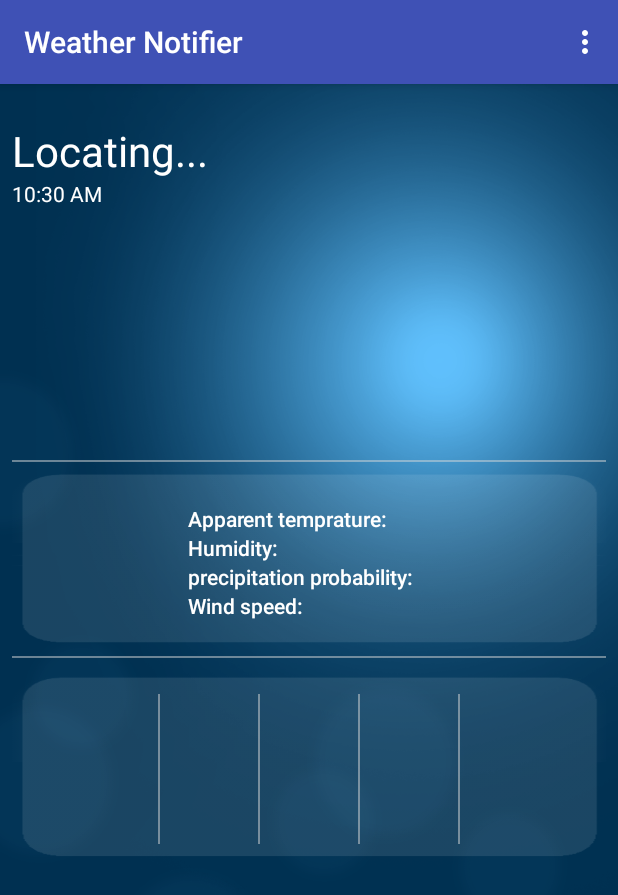
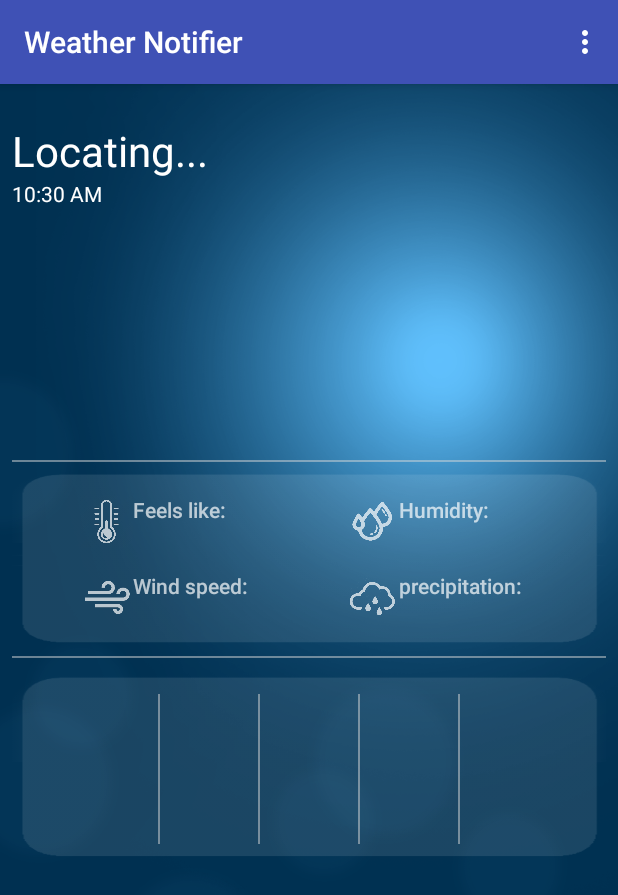
Before and after one commit to EtayP12/WeatherNotifier, an Android app: the screen it shows after launch (MainActivity), on a phone screen of 412 x 824 dp. Shown: the top 895 px of the screen. Run offline under Robolectric (Android 15) with nearby library versions, the phone set to English and light mode, and no system bars; libraries missing offline, so code that uses them is left out: com.johnhiott.darkskyandroidlib, retrofit.client; 3 statements that could not run were skipped.

Commit message:
version 1.6.2 data icons update

```diff
--- a/app/src/main/res/layout/alarm_alert_dialog_layout.xml
+++ b/app/src/main/res/layout/alarm_alert_dialog_layout.xml
@@ -40,7 +40,8 @@
         android:id="@+id/imageView2"
         android:layout_width="0dp"
         android:layout_height="5dp"
-        app:srcCompat="@color/cast_expanded_controller_text_color"
+        app:srcCompat="@color/wallet_bright_foreground_disabled_holo_light"
+        android:alpha="0.6"
         app:layout_constraintTop_toBottomOf="@+id/timePicker"
         android:layout_marginLeft="8dp"
         app:layout_constraintLeft_toLeftOf="parent"
--- a/app/src/main/res/layout/fragment_main.xml
+++ b/app/src/main/res/layout/fragment_main.xml
@@ -99,7 +99,7 @@
             </LinearLayout>
 
             <ImageView
-                android:id="@+id/imageView3"
+                android:id="@+id/screenLine1"
                 android:layout_width="match_parent"
                 android:layout_height="1dp"
                 android:layout_marginTop="48dp"
@@ -108,65 +108,140 @@
                 app:srcCompat="@color/wallet_bright_foreground_holo_dark" />
 
             <TableLayout
-                android:layout_width="match_parent"
+                android:layout_width="wrap_content"
                 android:layout_height="113dp"
                 android:layout_marginTop="8dp"
                 android:background="@drawable/databubble"
                 android:backgroundTint="#1AFFFFFF">
 
                 <TableRow
-                    android:layout_width="match_parent"
+                    android:layout_width="wrap_content"
                     android:layout_height="match_parent"
-                    android:layout_marginTop="20dp"
-                    android:gravity="center">
+                    android:layout_marginLeft="45dp"
+                    android:layout_marginRight="35dp"
+                    android:layout_marginTop="14dp"
+                    android:gravity="left">
+
+                    <ImageView
+                        android:id="@+id/imageView"
+                        android:layout_width="35dp"
+                        android:layout_height="35dp"
+                        android:alpha="0.7"
+                        app:srcCompat="@drawable/temp_data_icon" />
+
+                    <LinearLayout
+                        android:layout_width="wrap_content"
+                        android:layout_height="match_parent"
+                        android:orientation="vertical">
 
                         <TextView
-                        android:id="@+id/temperature_text"
-                        android:layout_width="wrap_content"
+                            android:id="@+id/app"
+                            android:layout_width="match_parent"
                             android:layout_height="wrap_content"
-                        android:text="@string/apparent_temprature"
+                            android:alpha="0.7"
+                            android:text="Feels like:"
                             android:textAppearance="@style/TextAppearance.AppCompat.Body2"
                             android:textColor="@color/colorWhite" />
 
                         <TextView
                             android:id="@+id/apparent_temperature_value"
-                        android:layout_width="wrap_content"
+                            android:layout_width="match_parent"
                             android:layout_height="wrap_content"
-                        android:paddingStart="10dp"
                             android:text=""
                             android:textColor="@color/colorWhite" />
-                </TableRow>
 
-                <TableRow
+                    </LinearLayout>
+
+                    <ImageView
+                        android:id="@+id/imageView7"
+                        android:layout_width="35dp"
+                        android:layout_height="35dp"
+                        android:layout_marginLeft="65dp"
+                        android:alpha="0.7"
+                        app:srcCompat="@drawable/humidity_data_icon" />
+
+                    <LinearLayout
                         android:layout_width="match_parent"
                         android:layout_height="match_parent"
-                    android:gravity="center">
+                        android:orientation="vertical">
 
                         <TextView
                             android:id="@+id/Humidity_text"
                             android:layout_width="wrap_content"
                             android:layout_height="wrap_content"
+                            android:alpha="0.7"
                             android:text="@string/humidity"
                             android:textAppearance="@style/TextAppearance.AppCompat.Body2"
                             android:textColor="@color/colorWhite" />
 
                         <TextView
                             android:id="@+id/Humidity_value"
+                            android:layout_width="wrap_content"
+                            android:layout_height="wrap_content"
+                            android:paddingStart="10dp"
+                            android:text=""
+                            android:textColor="@color/colorWhite" />
+
+                    </LinearLayout>
+
+                </TableRow>
+
+                <TableRow
+                    android:layout_width="match_parent"
+                    android:layout_height="match_parent"
+                    android:layout_marginLeft="45dp"
+                    android:layout_marginRight="35dp"
+                    android:layout_marginTop="15dp"
+                    android:gravity="left">
+
+                    <ImageView
+                        android:id="@+id/imageView4"
+                        android:alpha="0.7"
+                        android:layout_width="35dp"
+                        android:layout_height="35dp"
+                        app:srcCompat="@drawable/wind_data_icon" />
+
+                    <LinearLayout
+                        android:layout_width="match_parent"
+                        android:layout_height="match_parent"
+                        android:orientation="vertical">
+
+                        <TextView
+                            android:id="@+id/wind_speed_text"
+                            android:alpha="0.7"
+                            android:layout_width="match_parent"
+                            android:layout_height="wrap_content"
+                            android:text="@string/wind_speed"
+                            android:textAppearance="@style/TextAppearance.AppCompat.Body2"
+                            android:textColor="@color/colorWhite" />
+
+                        <TextView
+                            android:id="@+id/wind_speed_value"
                             android:layout_width="match_parent"
                             android:layout_height="wrap_content"
                             android:paddingStart="10dp"
                             android:text=""
                             android:textColor="@color/colorWhite" />
-                </TableRow>
 
-                <TableRow
+                    </LinearLayout>
+
+                    <ImageView
+                        android:id="@+id/imageView5"
+                        android:alpha="0.7"
+                        android:layout_marginLeft="65dp"
+                        android:layout_width="35dp"
+                        android:layout_height="35dp"
+                        app:srcCompat="@drawable/preciptation_data_icon" />
+
+                    <LinearLayout
                         android:layout_width="match_parent"
                         android:layout_height="match_parent"
-                    android:gravity="center">
+                        android:orientation="vertical">
 
                         <TextView
                             android:id="@+id/precip_probability_text"
-                        android:layout_width="wrap_content"
+                            android:alpha="0.7"
+                            android:layout_width="match_parent"
                             android:layout_height="wrap_content"
                             android:text="@string/precipitation_probability"
                             android:textAppearance="@style/TextAppearance.AppCompat.Body2"
@@ -174,38 +249,20 @@
 
                         <TextView
                             android:id="@+id/precip_probability_value"
-                        android:layout_width="wrap_content"
+                            android:layout_width="match_parent"
                             android:layout_height="wrap_content"
                             android:paddingStart="10dp"
                             android:text=""
                             android:textColor="@color/colorWhite" />
+
+                    </LinearLayout>
+
                 </TableRow>
 
-                <TableRow
-                    android:layout_width="match_parent"
-                    android:layout_height="match_parent"
-                    android:gravity="center">
-
-                    <TextView
-                        android:id="@+id/wind_speed_text"
-                        android:layout_width="wrap_content"
-                        android:layout_height="wrap_content"
-                        android:text="@string/wind_speed"
-                        android:textAppearance="@style/TextAppearance.AppCompat.Body2"
-                        android:textColor="@color/colorWhite" />
-
-                    <TextView
-                        android:id="@+id/wind_speed_value"
-                        android:layout_width="wrap_content"
-                        android:layout_height="wrap_content"
-                        android:paddingStart="10dp"
-                        android:text=""
-                        android:textColor="@color/colorWhite" />
-                </TableRow>
             </TableLayout>
 
             <ImageView
-                android:id="@+id/imageView4"
+                android:id="@+id/screenLine2"
                 android:layout_width="match_parent"
                 android:layout_height="1dp"
                 android:layout_marginTop="8dp"
--- a/app/src/main/res/values/strings.xml
+++ b/app/src/main/res/values/strings.xml
@@ -36,6 +36,6 @@
     <string name="title_activity_weather_update">Weather update</string>
     <string name="done">Done</string>
     <string name="locating">Locating...</string>
-    <string name="precipitation_probability">precipitation probability:</string>
+    <string name="precipitation_probability">precipitation:</string>
     <string name="wind_speed">Wind speed:</string>
 </resources>
```
Also changed, not shown: app/src/main/res/drawable/humidity_data_icon.png (added), app/src/main/res/drawable/preciptation_data_icon.png (added), app/src/main/res/drawable/temp_data_icon.png (added), app/src/main/res/drawable/wind_data_icon.png (added). Lines whose indentation alone changed are shown as unchanged.
